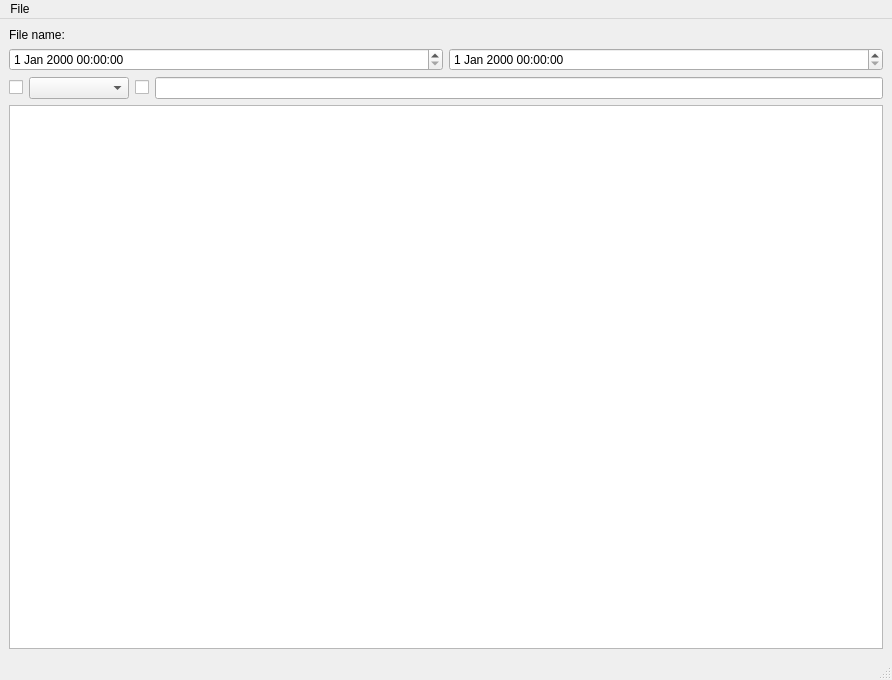
Before: the Qt Designer form log_parser.ui in fgroes/LogParser, drawn with Qt 5.
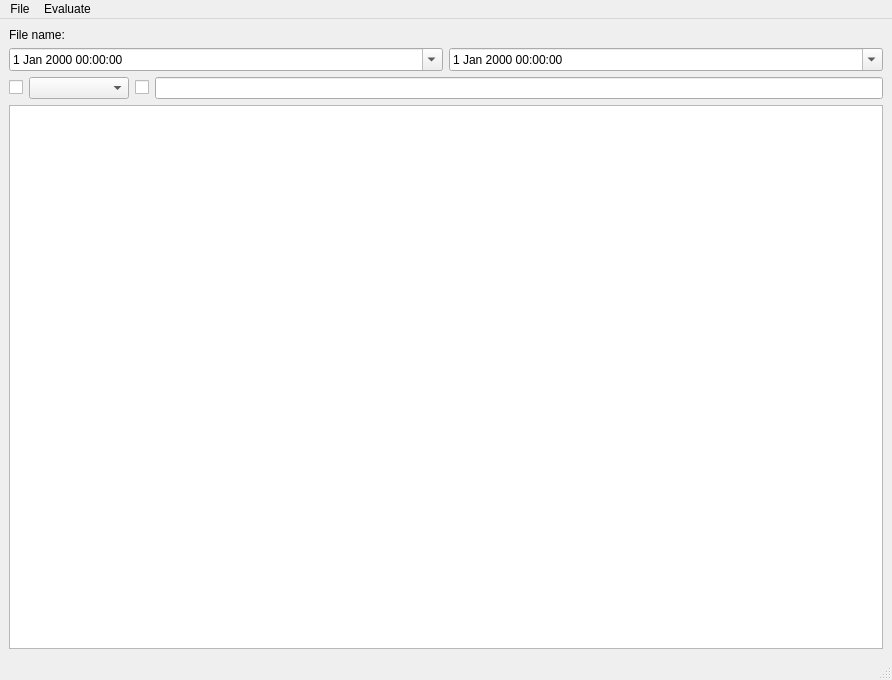
After: the same form once the commit is applied.

Commit message: now basic 1D plot of values in log identified by regular expression working

```diff
--- a/log_parser.ui
+++ b/log_parser.ui
@@ -50,10 +50,18 @@
       <item>
        <layout class="QHBoxLayout" name="horizontalLayout_3">
         <item>
-         <widget class="QDateTimeEdit" name="startDateTimeEdit"/>
+         <widget class="QDateTimeEdit" name="startDateTimeEdit">
+          <property name="calendarPopup">
+           <bool>true</bool>
+          </property>
+         </widget>
         </item>
         <item>
-         <widget class="QDateTimeEdit" name="endDateTimeEdit"/>
+         <widget class="QDateTimeEdit" name="endDateTimeEdit">
+          <property name="calendarPopup">
+           <bool>true</bool>
+          </property>
+         </widget>
         </item>
        </layout>
       </item>
@@ -116,7 +124,14 @@
     </property>
     <addaction name="actionOpen"/>
    </widget>
+   <widget class="QMenu" name="menuEvaluate">
+    <property name="title">
+     <string>Evaluate</string>
+    </property>
+    <addaction name="actionPlot_1D"/>
+   </widget>
    <addaction name="menuFile"/>
+   <addaction name="menuEvaluate"/>
   </widget>
   <widget class="QStatusBar" name="statusbar"/>
   <action name="actionOpen">
```
Left out of the diff: 5 changed lines with no effect on the pictures. The commit also changes 2 other files.
